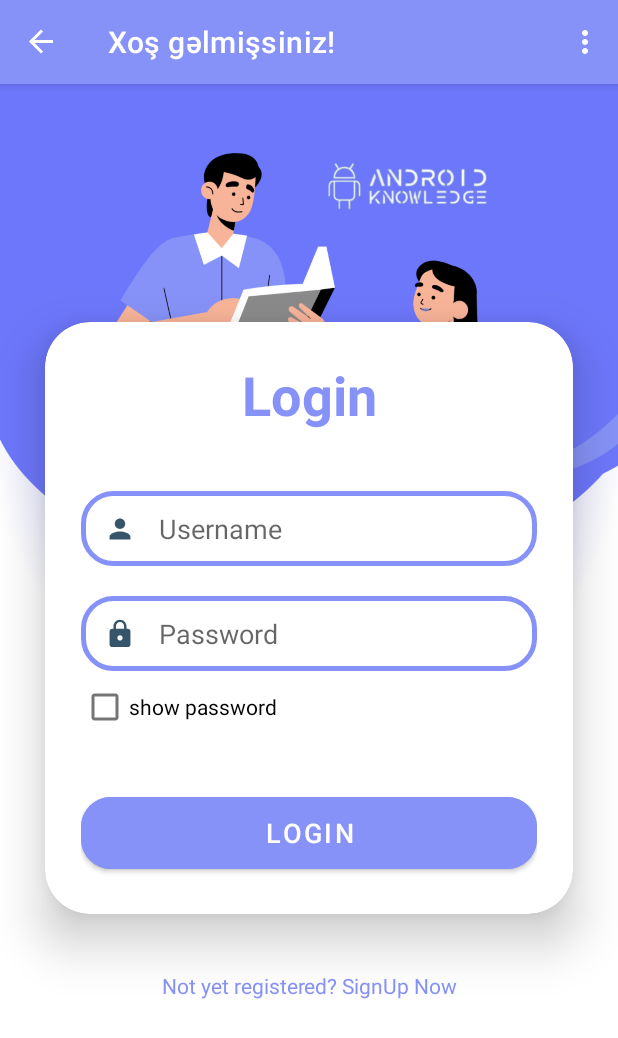
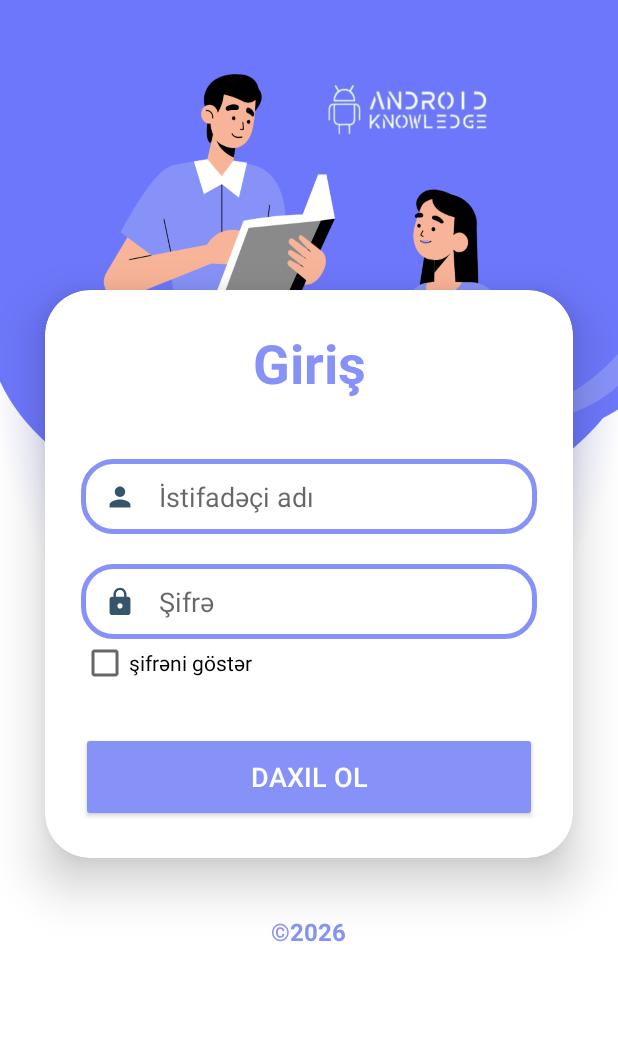
Before and after one commit to Ilkin9326/NA, an Android app: the screen it shows after launch (MainActivity before the commit, LoginMain after it), on a phone screen of 412 x 824 dp. Shown: the top 1038 px of the screen. Run offline under Robolectric (Android 15) with nearby library versions, the phone set to English and light mode, and no system bars.

Commit message:
Login authentication

```diff
--- a/app/build.gradle
+++ b/app/build.gradle
@@ -44,4 +44,5 @@ dependencies {
     testImplementation 'junit:junit:4.13.2'
     androidTestImplementation 'androidx.test.ext:junit:1.1.3'
     androidTestImplementation 'androidx.test.espresso:espresso-core:3.4.0'
+    implementation 'joda-time:joda-time:2.12.5';
 }
--- a/app/src/main/AndroidManifest.xml
+++ b/app/src/main/AndroidManifest.xml
@@ -13,16 +13,16 @@
         android:theme="@style/Theme.NA"
         tools:targetApi="31">
         <activity
-            android:name=".MainActivity"
+            android:name=".LoginMain"
             android:exported="true"
             android:label="@string/app_name"
             android:theme="@style/Theme.NA.NoActionBar">
             <intent-filter>
                 <action android:name="android.intent.action.MAIN" />
-
                 <category android:name="android.intent.category.LAUNCHER" />
             </intent-filter>
         </activity>
+        <activity android:name=".MainActivity"/>
     </application>
 
 </manifest>
--- a/app/src/main/java/com/example/na/LoginMain.java
+++ b/app/src/main/java/com/example/na/LoginMain.java
@@ -3,13 +3,20 @@ package com.example.na;
 import android.app.Activity;
 import android.content.Intent;
 import android.os.Bundle;
+import android.text.method.HideReturnsTransformationMethod;
+import android.text.method.PasswordTransformationMethod;
 import android.view.View;
 import android.widget.Button;
+import android.widget.CheckBox;
+import android.widget.CompoundButton;
 import android.widget.EditText;
+import android.widget.TextView;
 import android.widget.Toast;
 
 import androidx.annotation.Nullable;
 import androidx.appcompat.app.AppCompatActivity;
+
+import org.joda.time.LocalDate;
 
 public class LoginMain extends AppCompatActivity {
 
@@ -18,17 +25,35 @@ public class LoginMain extends AppCompatActivity {
     private Button txtButton;
     private final String Username = "nicat";
     private final String Password = "nicat_1993";
+    private CheckBox checkBox;
+    private TextView txtFooter;
     boolean isValid = false;
 
     @Override
-    protected void onCreate(@Nullable Bundle savedInstanceState) {
+    protected void onCreate(Bundle savedInstanceState) {
         super.onCreate(savedInstanceState);
         setContentView(R.layout.login_main);
 
         txtName = findViewById(R.id.username);
         txtPassword = findViewById(R.id.password);
         txtButton = findViewById(R.id.loginButton);
+        checkBox = findViewById(R.id.checkBox);
+        txtFooter = findViewById(R.id.signupText);
 
+        //set current year to footer
+        LocalDate date = LocalDate.now();
+        txtFooter.setText("©"+String.valueOf(date.getYear()));
+
+        checkBox.setOnCheckedChangeListener(new CompoundButton.OnCheckedChangeListener() {
+            @Override
+            public void onCheckedChanged(CompoundButton buttonView, boolean isChecked) {
+                if(isChecked){
+                    txtPassword.setTransformationMethod(HideReturnsTransformationMethod.getInstance());
+                }else{
+                    txtPassword.setTransformationMethod(PasswordTransformationMethod.getInstance());
+                }
+            }
+        });
         txtButton.setOnClickListener(new View.OnClickListener() {
             @Override
             public void onClick(View v) {
@@ -45,6 +70,7 @@ public class LoginMain extends AppCompatActivity {
                         Toast.makeText(LoginMain.this, "Uğurlu giriş edildiiiiiiiiiiiiiiiiiii", Toast.LENGTH_SHORT).show();
                         Intent intent = new Intent(LoginMain.this, MainActivity.class);
                         startActivity(intent);
+
                     }
                 }
             }
--- a/app/src/main/java/com/example/na/ui/home/HomeFragment.java
+++ b/app/src/main/java/com/example/na/ui/home/HomeFragment.java
@@ -37,10 +37,6 @@ public class HomeFragment extends Fragment {
         btnHesabla.setOnClickListener(new View.OnClickListener() {
             @Override
             public void onClick(View v) {
-                LoginFragment loginFragment = new LoginFragment();
-                getActivity().getSupportFragmentManager().beginTransaction().replace(R.id.drawer_layout, loginFragment).commit();
-
-
                 String startDate = binding.startDate.getText().toString();
                 String endDate = binding.endDate.getText().toString();
                 Toast.makeText(getActivity(), "Username ve şifrəni daxil edin"+startDate+" - "+endDate, Toast.LENGTH_SHORT).show();
--- a/app/src/main/res/layout/app_bar_main.xml
+++ b/app/src/main/res/layout/app_bar_main.xml
@@ -10,7 +10,8 @@
         android:id="@+id/appBarLayout"
         android:layout_width="match_parent"
         android:layout_height="wrap_content"
-        android:theme="@style/Theme.NA.AppBarOverlay">
+        android:theme="@style/Theme.NA.AppBarOverlay"
+        app:layout_constraintTop_toTopOf="parent">
 
         <androidx.appcompat.widget.Toolbar
             android:id="@+id/toolbar"
--- a/app/src/main/res/layout/fragment_login.xml
+++ b/app/src/main/res/layout/fragment_login.xml
@@ -29,7 +29,7 @@
             <TextView
                 android:layout_width="match_parent"
                 android:layout_height="wrap_content"
-                android:text="Login"
+                android:text="Giriş"
                 android:id="@+id/loginText"
                 android:textSize="36sp"
                 android:textAlignment="center"
@@ -43,7 +43,7 @@
                 android:background="@drawable/custom_edittext"
                 android:drawableLeft="@drawable/ic_baseline_person_24"
                 android:drawablePadding="8dp"
-                android:hint="Username"
+                android:hint="İstifadəçi adı"
                 android:inputType="text"
                 android:padding="8dp"
                 android:textColor="@color/black"
@@ -57,7 +57,7 @@
                 android:background="@drawable/custom_edittext"
                 android:drawableLeft="@drawable/ic_baseline_lock_24"
                 android:drawablePadding="8dp"
-                android:hint="Password"
+                android:hint="Şifrə"
                 android:padding="8dp"
                 android:inputType="textPassword"
                 android:textColor="@color/black"
@@ -71,7 +71,7 @@
                 android:id="@+id/checkBox"
                 android:layout_width="wrap_content"
                 android:layout_height="wrap_content"
-                android:text="show password" />
+                android:text="şifrəni göstər" />
 
             <Button
                 android:id="@+id/loginButton"
@@ -80,7 +80,7 @@
                 android:layout_marginTop="30dp"
 
                 android:backgroundTint="@color/purple"
-                android:text="Login"
+                android:text="Daxil ol"
                 android:textSize="18sp"
                 app:cornerRadius="20dp" />
 
@@ -92,8 +92,8 @@
         android:layout_width="wrap_content"
         android:layout_height="wrap_content"
         android:padding="8dp"
-        android:text="Not yet registered? SignUp Now"
-        android:textSize="14sp"
+        android:textSize="16sp"
+        android:textStyle="bold"
         android:textAlignment="center"
         android:id="@+id/signupText"
         android:textColor="@color/purple"
--- a/app/src/main/res/layout/login_main.xml
+++ b/app/src/main/res/layout/login_main.xml
@@ -29,7 +29,7 @@
             <TextView
                 android:layout_width="match_parent"
                 android:layout_height="wrap_content"
-                android:text="Login"
+                android:text="Giriş"
                 android:id="@+id/loginText"
                 android:textSize="36sp"
                 android:textAlignment="center"
@@ -43,7 +43,8 @@
                 android:background="@drawable/custom_edittext"
                 android:drawableLeft="@drawable/ic_baseline_person_24"
                 android:drawablePadding="8dp"
-                android:hint="Username"
+                android:hint="İstifadəçi adı"
+                android:inputType="text"
                 android:padding="8dp"
                 android:textColor="@color/black"
                 android:textColorHighlight="@color/cardview_dark_background"
@@ -56,21 +57,30 @@
                 android:background="@drawable/custom_edittext"
                 android:drawableLeft="@drawable/ic_baseline_lock_24"
                 android:drawablePadding="8dp"
-                android:hint="Password"
+                android:hint="Şifrə"
                 android:padding="8dp"
                 android:inputType="textPassword"
                 android:textColor="@color/black"
                 android:textColorHighlight="@color/cardview_dark_background"
-                android:layout_marginTop="20dp"/>
+                android:layout_marginTop="20dp"
+
+                />
+
+
+            <CheckBox
+                android:id="@+id/checkBox"
+                android:layout_width="wrap_content"
+                android:layout_height="wrap_content"
+                android:text="şifrəni göstər" />
 
             <Button
                 android:id="@+id/loginButton"
                 android:layout_width="match_parent"
                 android:layout_height="60dp"
                 android:layout_marginTop="30dp"
-
+                android:textColor="@color/white"
                 android:backgroundTint="@color/purple"
-                android:text="Login"
+                android:text="Daxil ol"
                 android:textSize="18sp"
                 app:cornerRadius="20dp" />
 
@@ -82,8 +92,8 @@
         android:layout_width="wrap_content"
         android:layout_height="wrap_content"
         android:padding="8dp"
-        android:text="Not yet registered? SignUp Now"
-        android:textSize="14sp"
+        android:textSize="16sp"
+        android:textStyle="bold"
         android:textAlignment="center"
         android:id="@+id/signupText"
         android:textColor="@color/purple"
--- a/app/src/main/res/navigation/mobile_navigation.xml
+++ b/app/src/main/res/navigation/mobile_navigation.xml
@@ -3,7 +3,7 @@
     xmlns:app="http://schemas.android.com/apk/res-auto"
     xmlns:tools="http://schemas.android.com/tools"
     android:id="@+id/mobile_navigation"
-    app:startDestination="@+id/login_frame">
+    app:startDestination="@+id/nav_home">
 
     <fragment
         android:id="@+id/nav_home"
@@ -22,10 +22,4 @@
         android:name="com.example.na.ui.slideshow.SlideshowFragment"
         android:label="@string/menu_slideshow"
         tools:layout="@layout/fragment_slideshow" />
-
-    <fragment
-        android:id="@+id/login_frame"
-        android:name="com.example.na.ui.login.LoginFragment"
-        android:label="Xoş gəlmişsiniz!"
-        tools:layout="@layout/fragment_login" />
 </navigation>
--- a/app/src/main/res/values/themes.xml
+++ b/app/src/main/res/values/themes.xml
@@ -1,6 +1,6 @@
 <resources xmlns:tools="http://schemas.android.com/tools">
     <!-- Base application theme. -->
-    <style name="Theme.NA" parent="Theme.MaterialComponents.DayNight.DarkActionBar">
+    <style name="Theme.NA" parent="Theme.AppCompat.Light.NoActionBar">
         <!-- Primary brand color. -->
         <item name="colorPrimary">@color/purple_500</item>
         <item name="colorPrimaryVariant">@color/status_bar</item>
```
Also changed, not shown: app/src/main/java/com/example/na/ui/login/LoginFragment.java (+18 -3 lines).
